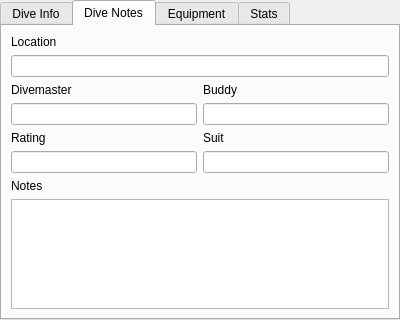
The window that qt-ui/maintab.ui (subsurface/subsurface) describes before a commit, drawn with Qt 5.
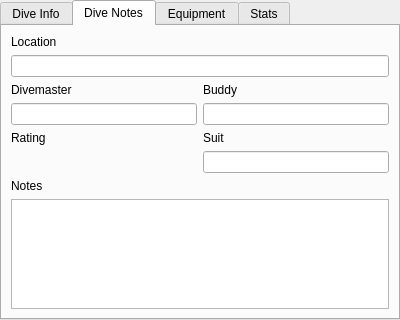
The same window after the commit. The open tabs and pages were chosen to show the change. Custom widgets are drawn as their Qt base class.

Commit message: Use the star widget in it's right place

The edit to the form file:
```diff
--- a/qt-ui/maintab.ui
+++ b/qt-ui/maintab.ui
@@ -356,9 +356,6 @@
       </property>
      </widget>
     </item>
-    <item row="5" column="0">
-     <widget class="QLineEdit" name="ratting"/>
-    </item>
     <item row="5" column="1">
      <widget class="QLineEdit" name="suit"/>
     </item>
@@ -372,6 +369,9 @@
     <item row="7" column="0" colspan="2">
      <widget class="QTextEdit" name="notes"/>
     </item>
+    <item row="5" column="0">
+     <widget class="StarWidget" name="widget" native="true"/>
+    </item>
    </layout>
   </widget>
   <widget class="QWidget" name="equipmentTab">
@@ -805,6 +805,14 @@
    </layout>
   </widget>
  </widget>
+ <customwidgets>
+  <customwidget>
+   <class>StarWidget</class>
+   <extends>QWidget</extends>
+   <header>starwidget.h</header>
+   <container>1</container>
+  </customwidget>
+ </customwidgets>
  <resources/>
  <connections/>
 </ui>
```
Left out of the diff: 2 changed lines with no effect on the pictures. The commit also changes 1 other file.
